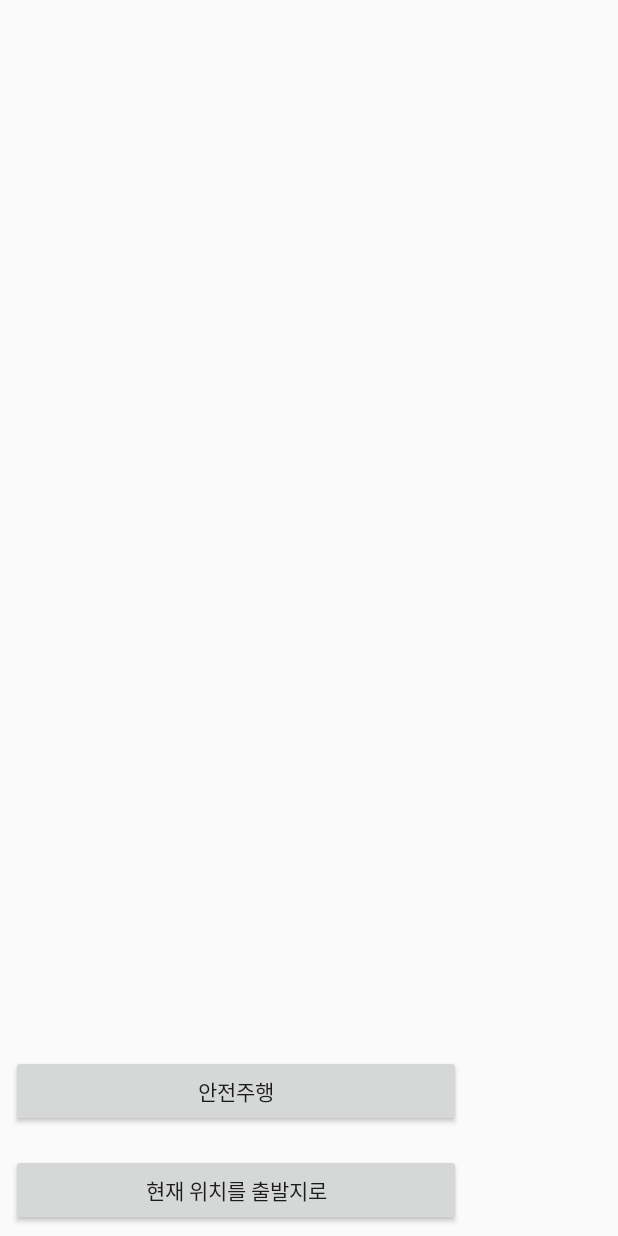
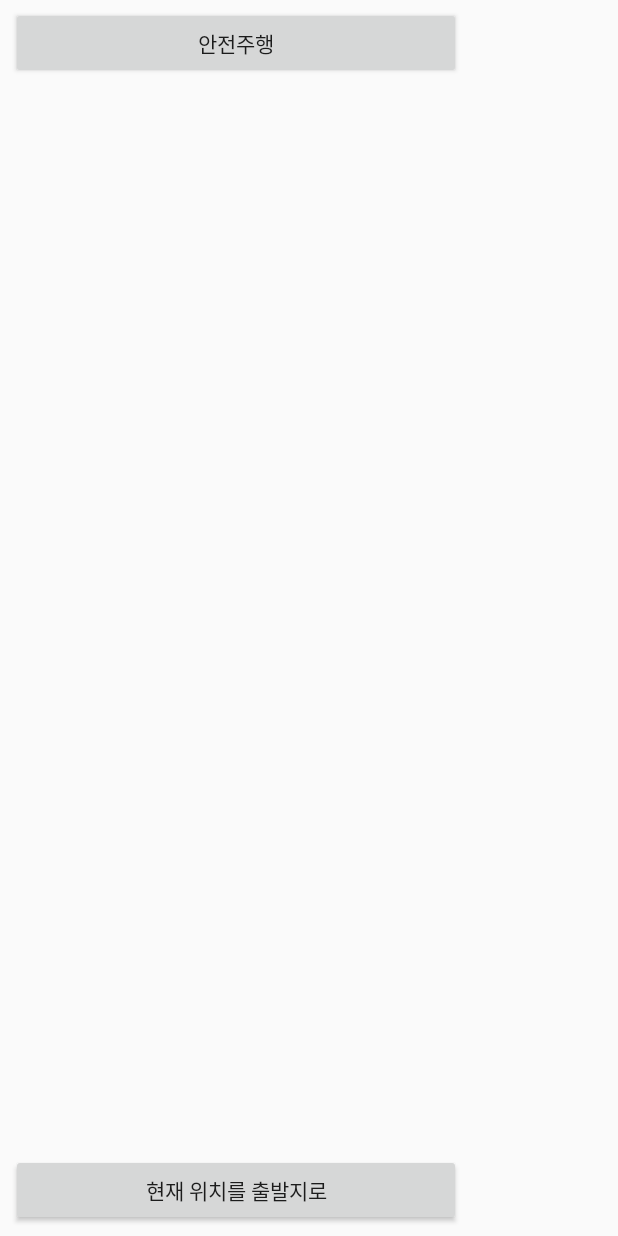
Before and after one commit to jhchoi57/CROFO_APP, an Android app: the screen it shows after launch (MainActivity), after a tap on "현재 위치를 출발지로", on a phone screen of 412 x 824 dp. Run offline under Robolectric (Android 15) with nearby library versions, the phone set to English and light mode, and no system bars; libraries missing offline, so code that uses them is left out: com.skt; 22 statements that could not run were skipped.

Commit message:
yh 안전주행 버튼 추가

```diff
--- a/app/src/main/java/com/example/crofo_app/MainActivity.java
+++ b/app/src/main/java/com/example/crofo_app/MainActivity.java
@@ -56,6 +56,7 @@ public class MainActivity extends AppCompatActivity implements TMapGpsManager.on
     Button btnDestination;
     Button btnFinish;
     Button btnCurrentLocationToStarting;
+    Button btnSafetyDrive;
     TextToSpeech tts;
     TimerTask gpsCheckTimerTask;
 
@@ -213,6 +214,10 @@ public class MainActivity extends AppCompatActivity implements TMapGpsManager.on
 
                     break;
 
+                case R.id.btnSafetyDrive:
+
+                    // 안전주행 설정해주는 버튼
+                    break;
             }
         }
     };
@@ -301,12 +306,14 @@ public class MainActivity extends AppCompatActivity implements TMapGpsManager.on
         this.btnDestination = (Button)findViewById(R.id.btnEnd);
         this.btnFinish = (Button)findViewById(R.id.btnFinish);
         this.btnCurrentLocationToStarting = (Button)findViewById(R.id.btnCurrentLocationToStarting);
+        this.btnSafetyDrive = (Button)findViewById(R.id.btnSafetyDrive);
 
         // 버튼 Listener
         this.btnStarting.setOnClickListener(mClickListener);
         this.btnDestination.setOnClickListener(mClickListener);
         this.btnFinish.setOnClickListener(mClickListener);
         this.btnCurrentLocationToStarting.setOnClickListener(mClickListener);
+        this.btnSafetyDrive.setOnClickListener(mClickListener);
     }
 
     public void initTTS(){
--- a/app/src/main/res/layout/activity_main.xml
+++ b/app/src/main/res/layout/activity_main.xml
@@ -88,6 +88,6 @@
         app:layout_constraintHorizontal_bias="0.066"
         app:layout_constraintStart_toStartOf="parent"
         app:layout_constraintTop_toTopOf="parent"
-        app:layout_constraintVertical_bias="0.906" />
+        app:layout_constraintVertical_bias="0.006" />
 
 </androidx.constraintlayout.widget.ConstraintLayout>
```
